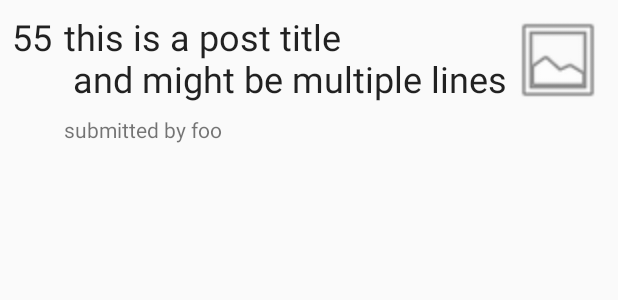
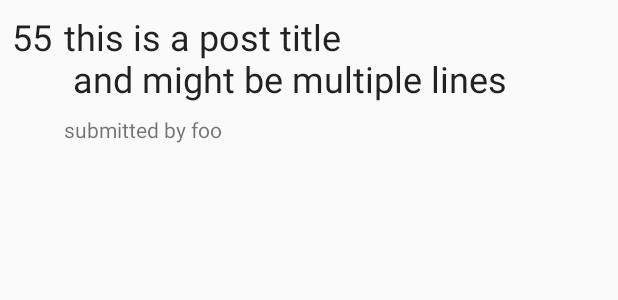
Before and after one commit to e-vent/E-vent-Android, an Android app: the layout reddit_post_item.xml on its own in the app's theme, with its tools: preview values and no code run, on a phone screen of 412 x 824 dp. Shown: the top 300 px of the screen. Run offline under Robolectric (Android 15) with nearby library versions, the phone set to English and light mode, and no system bars.

Commit message:
Remove glide images

```diff
--- a/app/build.gradle
+++ b/app/build.gradle
@@ -44,7 +44,6 @@ android {
 
 dependencies {
     kapt deps.room.compiler
-    kapt deps.glide.compiler
 
     implementation deps.constraint_layout
     implementation deps.support.app_compat
@@ -59,5 +58,4 @@ dependencies {
     implementation deps.retrofit.runtime
     implementation deps.retrofit.gson
     implementation deps.okhttp_logging_interceptor
-    implementation deps.glide.runtime
 }
--- a/app/src/main/java/io/github/e_vent/ui/PostsAdapter.kt
+++ b/app/src/main/java/io/github/e_vent/ui/PostsAdapter.kt
@@ -20,7 +20,6 @@ import androidx.paging.PagedListAdapter
 import androidx.recyclerview.widget.DiffUtil
 import androidx.recyclerview.widget.RecyclerView
 import android.view.ViewGroup
-import io.github.e_vent.GlideRequests
 import io.github.e_vent.R
 import io.github.e_vent.repository.NetworkState
 import io.github.e_vent.vo.RedditPost
@@ -29,7 +28,6 @@ import io.github.e_vent.vo.RedditPost
  * A simple adapter implementation that shows Reddit posts.
  */
 class PostsAdapter(
-        private val glide: GlideRequests,
         private val retryCallback: () -> Unit)
     : PagedListAdapter<RedditPost, RecyclerView.ViewHolder>(POST_COMPARATOR) {
     private var networkState: NetworkState? = null
@@ -55,7 +53,7 @@ class PostsAdapter(
 
     override fun onCreateViewHolder(parent: ViewGroup, viewType: Int): RecyclerView.ViewHolder {
         return when (viewType) {
-            R.layout.reddit_post_item -> RedditPostViewHolder.create(parent, glide)
+            R.layout.reddit_post_item -> RedditPostViewHolder.create(parent)
             R.layout.network_state_item -> NetworkStateItemViewHolder.create(parent, retryCallback)
             else -> throw IllegalArgumentException("unknown view type $viewType")
         }
--- a/app/src/main/java/io/github/e_vent/ui/RedditActivity.kt
+++ b/app/src/main/java/io/github/e_vent/ui/RedditActivity.kt
@@ -27,7 +27,6 @@ import android.os.Bundle
 import androidx.appcompat.app.AppCompatActivity
 import android.view.KeyEvent
 import android.view.inputmethod.EditorInfo
-import io.github.e_vent.GlideApp
 import io.github.e_vent.R
 import io.github.e_vent.ServiceLocator
 import io.github.e_vent.repository.NetworkState
@@ -79,8 +78,7 @@ class RedditActivity : AppCompatActivity() {
     }
 
     private fun initAdapter() {
-        val glide = GlideApp.with(this)
-        val adapter = PostsAdapter(glide) {
+        val adapter = PostsAdapter {
             model.retry()
         }
         list.adapter = adapter
--- a/app/src/main/res/layout/reddit_post_item.xml
+++ b/app/src/main/res/layout/reddit_post_item.xml
@@ -32,17 +32,6 @@
         app:layout_constraintLeft_toLeftOf="parent"
         app:layout_constraintTop_toTopOf="parent"
         tools:text="55"/>
-    <ImageView
-        android:id="@+id/thumbnail"
-        android:layout_width="64dp"
-        android:layout_height="64dp"
-        android:layout_marginEnd="8dp"
-        android:layout_marginTop="8dp"
-        app:layout_constraintEnd_toEndOf="parent"
-        app:layout_constraintHorizontal_bias="0.5"
-        app:layout_constraintStart_toEndOf="@+id/title"
-        app:layout_constraintTop_toTopOf="parent"
-        app:srcCompat="@android:drawable/ic_menu_gallery"/>
     <TextView
         android:id="@+id/title"
         android:layout_width="0dp"
@@ -50,7 +39,7 @@
         android:layout_marginStart="8dp"
         android:layout_marginTop="8dp"
         android:textAppearance="@style/TextAppearance.AppCompat.Headline"
-        app:layout_constraintEnd_toStartOf="@+id/thumbnail"
+        app:layout_constraintEnd_toEndOf="parent"
         app:layout_constraintHorizontal_bias="0.5"
         app:layout_constraintStart_toEndOf="@+id/score"
         app:layout_constraintTop_toTopOf="parent"
@@ -62,7 +51,7 @@
         android:layout_marginEnd="8dp"
         android:layout_marginStart="8dp"
         android:layout_marginTop="8dp"
-        app:layout_constraintEnd_toStartOf="@+id/thumbnail"
+        app:layout_constraintEnd_toEndOf="parent"
         app:layout_constraintStart_toEndOf="@+id/score"
         app:layout_constraintTop_toBottomOf="@id/title"
         tools:text="submitted by foo"/>
--- a/versions.gradle
+++ b/versions.gradle
@@ -38,7 +38,6 @@ versions.mockito_all = "1.10.19"
 versions.mockito_android = "2.22.0"
 versions.dexmaker = "2.2.0"
 versions.constraint_layout = "2.0.0-alpha2"
-versions.glide = "4.8.0"
 versions.timber = "4.5.1"
 versions.android_gradle_plugin = '3.4.0-alpha03'
 versions.rxjava2 = "2.1.3"
@@ -123,10 +122,6 @@ deps.kotlin = kotlin
 
 deps.paging_ktx = "androidx.paging:paging-runtime-ktx:$versions.paging"
 
-def glide = [:]
-glide.runtime = "com.github.bumptech.glide:glide:$versions.glide"
-glide.compiler = "com.github.bumptech.glide:compiler:$versions.glide"
-deps.glide = glide
 deps.dexmaker = "com.linkedin.dexmaker:dexmaker-mockito:$versions.dexmaker"
 deps.constraint_layout = "androidx.constraintlayout:constraintlayout:$versions.constraint_layout"
 deps.timber = "com.jakewharton.timber:timber:$versions.timber"
```
Also changed, not shown: app/src/main/java/io/github/e_vent/RedditAppGlideModule.kt (deleted, +0 -8 lines), app/src/main/java/io/github/e_vent/ui/RedditPostViewHolder.kt (+3 -15 lines).
